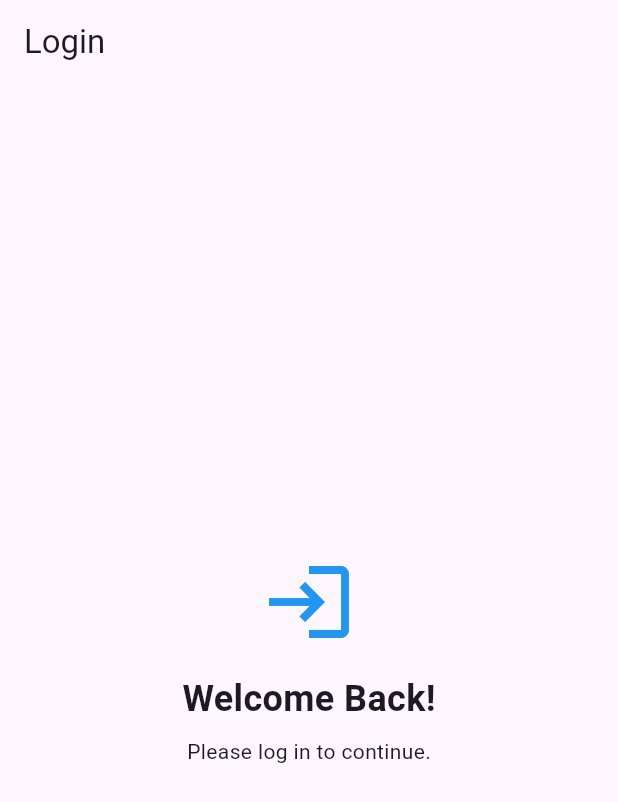
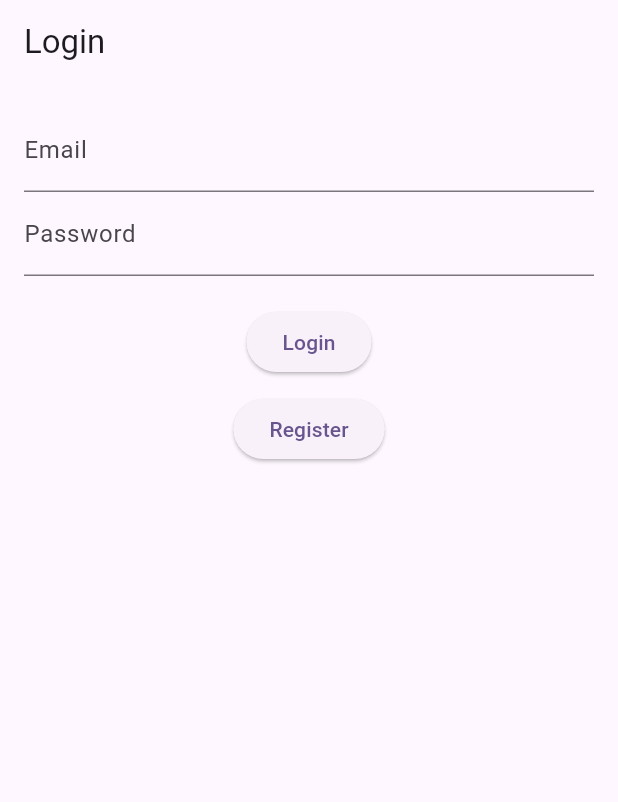
Before and after one commit to MonicaSaeed/cakes_store_frontend, a Flutter app: the screen it shows after launch, on a phone screen of 412 x 824 dp. Shown: the top 802 px of the screen. Run offline on Flutter 3.47's test engine with Material 3 defaults, Android fonts, the phone set to English and light mode, and no system bars; our stand-ins replace bloc, equatable, firebase_auth, firebase_core, flutter_bloc; accounts and stored records are empty.

Commit message:
login screen

```diff
--- a/lib/features/auth/presentation/screen/login_screen.dart
+++ b/lib/features/auth/presentation/screen/login_screen.dart
@@ -1,24 +1,54 @@
+import 'package:cakes_store_frontend/features/auth/presentation/screen/register_screen.dart';
 import 'package:flutter/material.dart';
+import 'package:flutter_bloc/flutter_bloc.dart';
+
+import '../../business/auth_cubit.dart';
 
 class LoginScreen extends StatelessWidget {
   const LoginScreen({super.key});
 
   @override
   Widget build(BuildContext context) {
+    final emailController = TextEditingController();
+    final passwordController = TextEditingController();
+
     return Scaffold(
       appBar: AppBar(title: const Text('Login')),
-      body: Center(
+      body: Padding(
+        padding: const EdgeInsets.all(16),
         child: Column(
-          mainAxisAlignment: MainAxisAlignment.center,
           children: [
-            const Icon(Icons.login, size: 64, color: Colors.blue),
-            const SizedBox(height: 16),
-            const Text(
-              'Welcome Back!',
-              style: TextStyle(fontSize: 24, fontWeight: FontWeight.bold),
+            TextField(
+              controller: emailController,
+              decoration: const InputDecoration(labelText: 'Email'),
             ),
-            const SizedBox(height: 8),
-            const Text('Please log in to continue.'),
+            TextField(
+              controller: passwordController,
+              obscureText: true,
+              decoration: const InputDecoration(labelText: 'Password'),
+            ),
+            const SizedBox(height: 20),
+            ElevatedButton(
+              onPressed: () {
+                context.read<AuthCubit>().loginUser(
+                  emailController.text.trim(),
+                  passwordController.text.trim(),
+                );
+              },
+              child: const Text('Login'),
+            ),
+            const SizedBox(height: 10),
+            ElevatedButton(
+              onPressed: () {
+                Navigator.push(
+                  context,
+                  MaterialPageRoute(
+                    builder: (context) => const RegisterScreen(),
+                  ),
+                );
+              },
+              child: const Text('Register'),
+            ),
           ],
         ),
       ),
```
